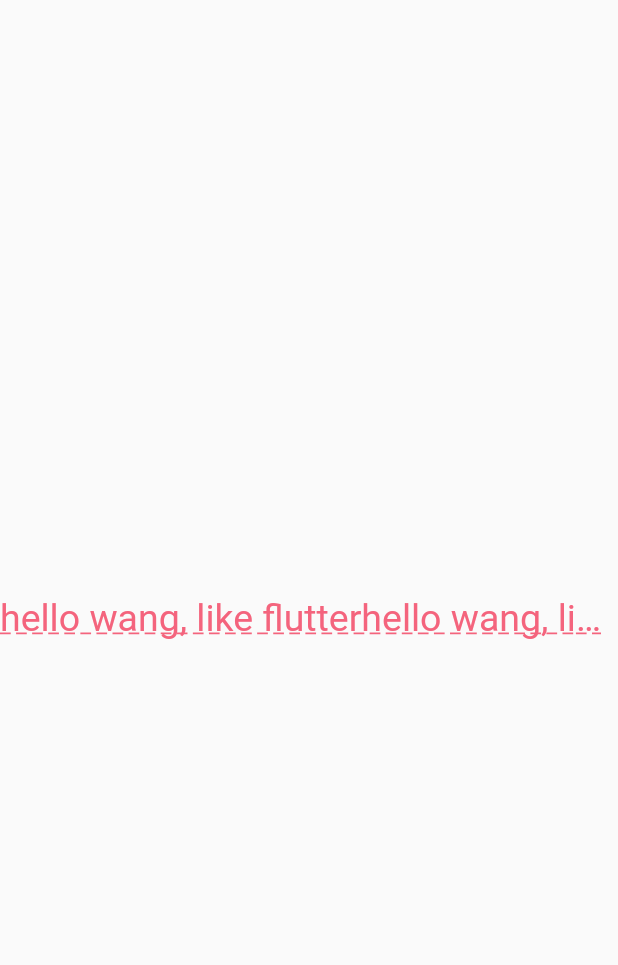
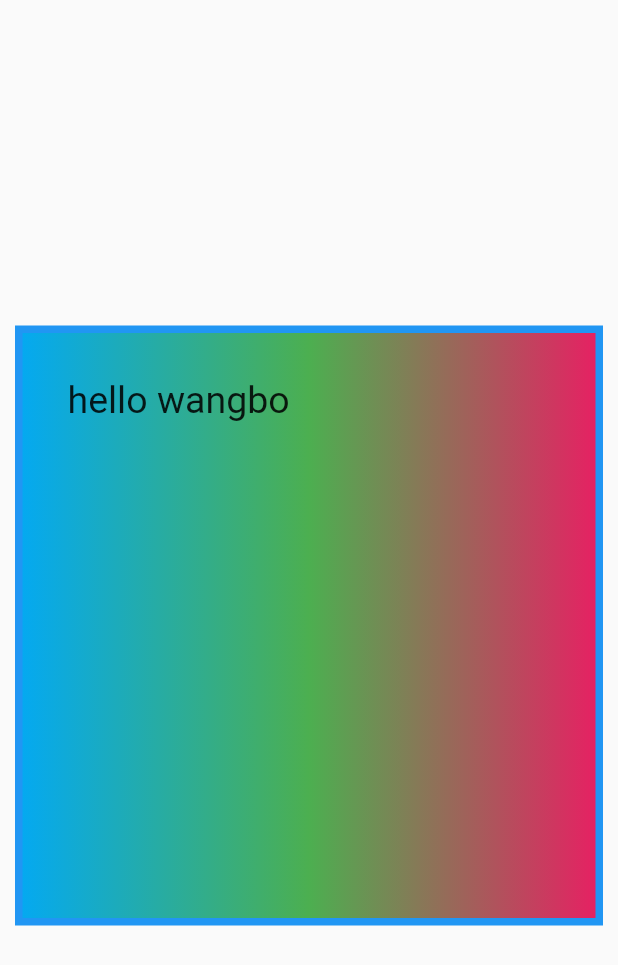
Before and after one commit to webbx/flutterDemo, a Flutter app: the screen it shows after launch, on a phone screen of 412 x 824 dp. Shown: the top 965 px of the screen. Run offline on Flutter 3.47's test engine with Material 2 defaults, Android fonts, the phone set to English and light mode, and no system bars.

Commit message:
message:container组件

```diff
--- a/lib/main.dart
+++ b/lib/main.dart
@@ -9,20 +9,36 @@ class MyApp extends StatelessWidget {
             title: 'Text Demo',
             home: Scaffold(
                 body: Center(
-                    child: Text(
-                        'hello wang, like flutterhello wang, like flutterhello wang, like flutter',
-                        textAlign: TextAlign.left,
-                        // 显示最大行数
-                        maxLines: 1,
-                        // 超过一刚=行显示...
-                        overflow: TextOverflow.ellipsis,
-                        style: TextStyle(
-                            fontSize: 25,
-                            color: Color.fromARGB(255, 244, 100, 125),
-                            decoration: TextDecoration.underline,
-                            decorationStyle: TextDecorationStyle.dashed
+//                    child: Text(
+//                        'hello wang, like flutterhello wang, like flutterhello wang, like flutter',
+//                        textAlign: TextAlign.left,
+//                        // 显示最大行数
+//                        maxLines: 1,
+//                        // 超过一刚=行显示...
+//                        overflow: TextOverflow.ellipsis,
+//                        style: TextStyle(
+//                            fontSize: 25,
+//                            color: Color.fromARGB(255, 244, 100, 125),
+//                            decoration: TextDecoration.underline,
+//                            decorationStyle: TextDecorationStyle.dashed
+//                        ),
+//                    ),
+                    child: Container(
+                        child: new Text('hello wangbo', style: TextStyle(fontSize: 25)),
+                        alignment: Alignment.topLeft,
+                        width: 500.0,
+                        height: 400.0,
+//                        color: Colors.lightBlue,
+                        // padding边距
+                        // padding: const EdgeInsets.fromLTRB(30.0, 20.0, 10.0, 20.0),
+                        padding: const EdgeInsets.all(30.0),
+                        margin: const EdgeInsets.fromLTRB(10.0, 20.0, 10.0, 10.0),
+                        decoration: new BoxDecoration(
+                            // 渐变色
+                            gradient: const LinearGradient(colors: [Colors.lightBlue, Colors.green, Colors.pink]),
+                            border: Border.all(width: 5.0, color: Colors.blue)
                         ),
-                    ),
+                    )
                 )
             )
         );
```
